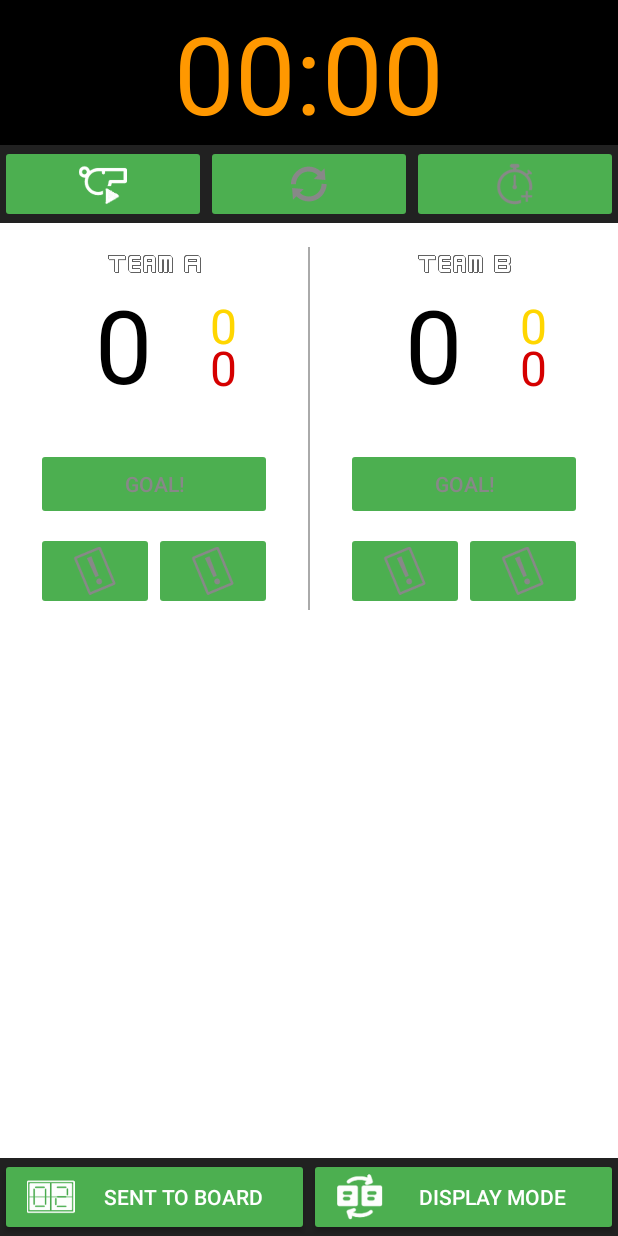
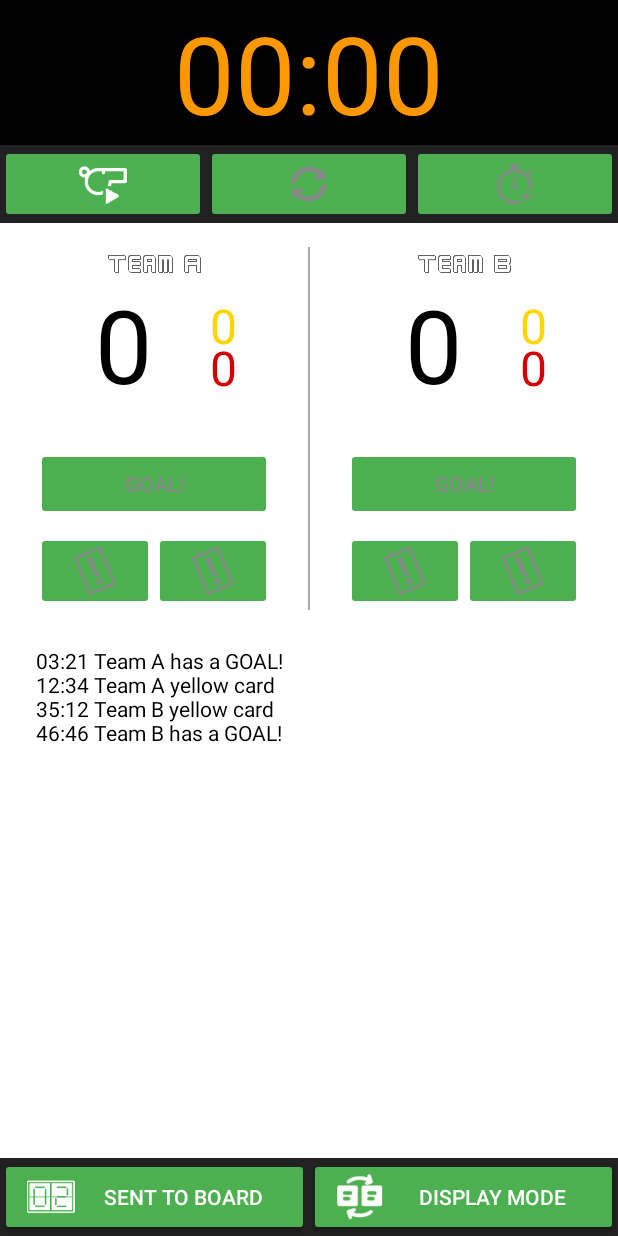
Before and after one commit to c0dexter/Football-Score-Keeper, an Android app: the screen it shows after launch (MainActivity), on a phone screen of 412 x 824 dp. Run offline under Robolectric (Android 15) with nearby library versions, the phone set to English and light mode, and no system bars; Roboto replaces fonts that are not available here; 1 statement that could not run was skipped.

Commit message:
Added horizontal view (it has to be changed in the future)

```diff
--- /dev/null
+++ b/app/src/main/res/layout-land/activity_main.xml
@@ -0,0 +1,430 @@
+<?xml version="1.0" encoding="utf-8"?>
+<RelativeLayout xmlns:android="http://schemas.android.com/apk/res/android"
+    xmlns:app="http://schemas.android.com/apk/res-auto"
+    xmlns:tools="http://schemas.android.com/tools"
+    android:id="@+id/activity_main"
+    android:layout_width="match_parent"
+    android:layout_height="match_parent"
+    android:background="@android:color/white">
+
+    <!-- MAIN LINEAR LAYOUT DIVIDING SCREEN BY 2 COLUMNS -->
+
+
+    <!-- HEADER: [STOPWATCH] | [STOPWATCH'S BUTTONS] -->
+
+    <LinearLayout
+        android:id="@+id/header"
+        android:layout_width="match_parent"
+        android:layout_height="wrap_content"
+        android:orientation="horizontal">
+
+        <TextView
+            android:id="@+id/stopwatch"
+            android:layout_width="0dp"
+            android:layout_height="wrap_content"
+            android:layout_weight="1"
+            android:background="@android:color/black"
+            android:gravity="center"
+            android:text="@string/default_stopwatch_value"
+            android:textColor="@color/colorAccent"
+            android:textSize="72sp" />
+
+
+        <!-- STOPWATCH BUUTONS -->
+        <LinearLayout
+            android:layout_width="0dp"
+            android:layout_height="match_parent"
+            android:layout_weight="1"
+            android:background="#212121"
+            android:orientation="horizontal">
+
+            <ImageButton
+                android:id="@+id/playButton"
+                android:layout_width="0dp"
+                android:layout_height="wrap_content"
+                android:layout_gravity="center"
+                android:layout_weight="1"
+                android:onClick="updateStopwatch"
+                android:tint="@android:color/background_light"
+                app:srcCompat="@drawable/whistle" />
+
+            <ImageButton
+                android:id="@+id/resetButton"
+                android:layout_width="0dp"
+                android:layout_height="wrap_content"
+                android:layout_gravity="center"
+                android:layout_weight="1"
+                android:enabled="false"
+                android:onClick="resetScoreCounters"
+                app:srcCompat="@android:drawable/ic_popup_sync" />
+
+            <ImageButton
+                android:id="@+id/addTimeButton"
+                android:layout_width="0dp"
+                android:layout_height="wrap_content"
+                android:layout_gravity="center"
+                android:layout_weight="1"
+                android:enabled="false"
+                android:tint="@android:color/background_light"
+                app:srcCompat="@drawable/stopwatchnew" />
+
+        </LinearLayout>
+
+    </LinearLayout>
+
+
+    <!-- BODY: SCORE BUTTONS [BUTTONS TEAM A] | [BUTTONS TEAM B] -->
+    <LinearLayout
+        android:layout_width="match_parent"
+        android:layout_height="match_parent"
+        android:layout_below="@id/header"
+        android:orientation="horizontal"
+        android:weightSum="2">
+
+        <!-- FIRST COLUMN START -->
+        <LinearLayout
+            android:layout_width="0dp"
+            android:layout_height="match_parent"
+            android:layout_weight="1"
+            android:orientation="vertical">
+
+            <!-- CONTENT IN 1ST COLUMN -->
+            <RelativeLayout
+                android:layout_width="match_parent"
+                android:layout_height="match_parent">
+
+                <LinearLayout
+                    android:layout_width="match_parent"
+                    android:layout_height="match_parent"
+                    android:orientation="vertical">
+
+                    <LinearLayout
+                        android:layout_width="match_parent"
+                        android:layout_height="wrap_content"
+                        android:orientation="horizontal">
+
+                        <TextView
+                            android:id="@id/team_a_name"
+                            style="@style/TeamNameTextView"
+                            android:layout_width="0dp"
+                            android:layout_height="wrap_content"
+                            android:layout_weight="1"
+                            android:gravity="center"
+                            android:text="@string/first_team" />
+
+                        <TextView
+                            android:id="@id/team_b_name"
+                            style="@style/TeamNameTextView"
+                            android:layout_width="0dp"
+                            android:layout_height="wrap_content"
+                            android:layout_weight="1"
+                            android:gravity="center"
+                            android:text="@string/second_team" />
+
+                    </LinearLayout>
+
+                    <!-- HORIZONTAL LINEAR LAYOUT FOR SCORE VIEWS DIVIDED BY 2 COLUMNS FOR TEAM A AND TEAM B-->
+                    <LinearLayout
+                        android:layout_width="match_parent"
+                        android:layout_height="wrap_content"
+                        android:orientation="horizontal">
+
+                        <!-- FIRST COLUMN: FOR SCORES TEAM A -->
+                        <LinearLayout
+                            android:layout_width="0dp"
+                            android:layout_height="wrap_content"
+                            android:layout_marginLeft="@dimen/score_margin_horizontal"
+                            android:layout_marginRight="@dimen/score_margin_horizontal"
+                            android:layout_weight="1"
+                            android:gravity="center"
+                            android:orientation="horizontal">
+
+                            <LinearLayout
+                                android:layout_width="0dp"
+                                android:layout_height="wrap_content"
+                                android:layout_weight="5"
+                                android:orientation="horizontal">
+
+                                <TextView
+                                    android:id="@+id/team_a_score"
+                                    style="@style/ScoreTextView"
+                                    android:layout_width="match_parent"
+                                    android:layout_height="wrap_content"
+                                    android:gravity="center_horizontal"
+                                    android:text="0"
+                                    android:textAlignment="center" />
+
+                            </LinearLayout>
+
+                            <RelativeLayout
+                                android:layout_width="wrap_content"
+                                android:layout_height="match_parent"
+                                android:layout_marginTop="2dp"
+                                android:layout_weight="1"
+                                android:gravity="center_vertical">
+
+                                <TextView
+                                    android:id="@+id/team_a_yellow_card"
+                                    style="@style/CardTextView"
+                                    android:layout_width="wrap_content"
+                                    android:layout_height="wrap_content"
+                                    android:text="0"
+                                    android:textColor="@color/yellowCardColor" />
+
+                                <TextView
+                                    android:id="@+id/team_a_red_card"
+                                    style="@style/CardTextView"
+                                    android:layout_width="wrap_content"
+                                    android:layout_height="wrap_content"
+                                    android:layout_marginTop="28dp"
+                                    android:text="0"
+                                    android:textColor="@color/redCardColor" />
+
+                            </RelativeLayout>
+
+                        </LinearLayout>
+
+                        <View style="@style/VerticalDivider"></View>
+
+                        <!-- PASTE SCORES VIEWS FOR TEAM B -->
+
+                        <LinearLayout
+                            android:layout_width="0dp"
+                            android:layout_height="wrap_content"
+                            android:layout_marginLeft="@dimen/score_margin_horizontal"
+                            android:layout_marginRight="@dimen/score_margin_horizontal"
+                            android:layout_weight="1"
+                            android:gravity="center"
+                            android:orientation="horizontal">
+
+                            <LinearLayout
+                                android:layout_width="0dp"
+                                android:layout_height="wrap_content"
+                                android:layout_weight="5"
+                                android:orientation="horizontal">
+
+                                <TextView
+                                    android:id="@+id/team_b_score"
+                                    style="@style/ScoreTextView"
+                                    android:layout_width="match_parent"
+                                    android:layout_height="wrap_content"
+                                    android:gravity="center_horizontal"
+                                    android:text="0"
+                                    android:textAlignment="center" />
+
+                            </LinearLayout>
+
+                            <RelativeLayout
+                                android:layout_width="wrap_content"
+                                android:layout_height="match_parent"
+                                android:layout_marginTop="2dp"
+                                android:layout_weight="1"
+                                android:gravity="center_vertical">
+
+                                <TextView
+                                    android:id="@+id/team_b_yellow_card"
+                                    style="@style/CardTextView"
+                                    android:layout_width="wrap_content"
+                                    android:layout_height="wrap_content"
+                                    android:text="0"
+                                    android:textColor="@color/yellowCardColor" />
+
+                                <TextView
+                                    android:id="@+id/team_b_red_card"
+                                    style="@style/CardTextView"
+                                    android:layout_width="wrap_content"
+                                    android:layout_height="wrap_content"
+                                    android:layout_marginTop="28dp"
+                                    android:text="0"
+                                    android:textColor="@color/redCardColor" />
+
+                            </RelativeLayout>
+
+                        </LinearLayout>
+
+                    </LinearLayout>
+
+                </LinearLayout>
+
+            </RelativeLayout>
+
+        </LinearLayout>
+        <!-- END OF LEFT COLUMN -->
+
+        <View style="@style/VerticalDividerForLandscapeView"></View>
+
+        <!-- START RIGHT COLUMN -->
+        <LinearLayout
+            android:layout_width="0dp"
+            android:layout_height="match_parent"
+            android:layout_weight="1"
+            android:orientation="vertical">
+
+            <!-- CONTENT IN 2ND COLUMN -->
+
+            <!-- PUT HERE HORIZONTAL LINEAR LAYOUT FOR SCORE BUTTONS -->
+
+            <LinearLayout
+                android:layout_width="match_parent"
+                android:layout_height="wrap_content"
+                android:orientation="horizontal">
+
+                !-- PUT HERE BUTTONS FOR [TEAM A] || [TEAM B] IN HORIZONTAL LINEAR LAYOUT -->
+
+                <!-- TEAM A -->
+                <LinearLayout
+                    android:layout_width="0dp"
+                    android:layout_height="match_parent"
+                    android:layout_weight="1"
+                    android:orientation="vertical"
+                    tools:context="com.example.android.courtcounter.MainActivity">
+
+                    <TextView
+                        android:id="@id/team_a_name"
+                        style="@style/TeamNameTextView"
+                        android:layout_width="match_parent"
+                        android:layout_height="wrap_content"
+                        android:gravity="center"
+                        android:text="@string/first_team" />
+
+                    <Button
+                        android:id="@+id/goalForTeamAButton"
+                        style="@style/scoreButtons"
+                        android:layout_width="match_parent"
+                        android:layout_height="wrap_content"
+                        android:enabled="false"
+                        android:onClick="addOnePointsForTeamA"
+                        android:text="@string/goal_button"
+                        android:textAllCaps="true" />
+
+                    <LinearLayout
+                        android:layout_width="match_parent"
+                        android:layout_height="wrap_content"
+                        android:layout_marginLeft="@dimen/score_button_margin_horizontal"
+                        android:layout_marginRight="@dimen/score_button_margin_horizontal"
+                        android:orientation="horizontal">
+
+                        <ImageButton
+                            android:id="@+id/yellow_card_add_button_team_a"
+                            android:layout_width="0dp"
+                            android:layout_height="wrap_content"
+                            android:layout_weight="1"
+                            android:enabled="false"
+                            android:onClick="addOneYellowCardForTeamA"
+                            android:tint="@color/yellowCardColor"
+                            app:srcCompat="@drawable/card" />
+
+                        <ImageButton
+                            android:id="@+id/red_card_add_button_team_a"
+                            android:layout_width="0dp"
+                            android:layout_height="wrap_content"
+                            android:layout_weight="1"
+                            android:enabled="false"
+                            android:onClick="addOneRedCardForTeamA"
+                            android:tint="@color/redCardColor"
+                            app:srcCompat="@drawable/card" />
+
+                    </LinearLayout>
+
+                </LinearLayout>
+
+                <!-- TEAM B -->
+                <LinearLayout
+                    android:layout_width="0dp"
+                    android:layout_height="match_parent"
+                    android:layout_weight="1"
+                    android:orientation="vertical"
+                    tools:context="com.example.android.courtcounter.MainActivity">
+
+                    <TextView
+                        android:id="@id/team_b_name"
+                        style="@style/TeamNameTextView"
+                        android:layout_width="match_parent"
+                        android:layout_height="wrap_content"
+                        android:gravity="center"
+                        android:text="@string/second_team" />
+
+                    <!-- OLD: SCORES FOR TEAM B -->
+
+                    <Button
+                        android:id="@+id/goalForTeamBButton"
+                        style="@style/scoreButtons"
+                        android:layout_width="match_parent"
+                        android:layout_height="wrap_content"
+                        android:enabled="false"
+                        android:onClick="addOnePointsForTeamB"
+                        android:text="@string/goal_button"
+                        android:textAllCaps="true" />
+
+                    <LinearLayout
+                        android:layout_width="match_parent"
+                        android:layout_height="wrap_content"
+                        android:layout_marginLeft="@dimen/score_button_margin_horizontal"
+                        android:layout_marginRight="@dimen/score_button_margin_horizontal"
+                        android:orientation="horizontal">
+
+                        <ImageButton
+                            android:id="@+id/yellow_card_add_button_team_b"
+                            android:layout_width="0dp"
+                            android:layout_height="wrap_content"
+                            android:layout_weight="1"
+                            android:enabled="false"
+                            android:onClick="addOneYellowCardForTeamB"
+                            android:tint="@color/yellowCardColor"
+                            app:srcCompat="@drawable/card" />
+
+                        <ImageButton
+                            android:id="@+id/red_card_add_button_team_b"
+                            android:layout_width="0dp"
+                            android:layout_height="wrap_content"
+                            android:layout_weight="1"
+                            android:enabled="false"
+                            android:onClick="addOneRedCardForTeamB"
+                            android:tint="@color/redCardColor"
+                            app:srcCompat="@drawable/card" />
+
+                    </LinearLayout>
+
+                </LinearLayout>
+
+            </LinearLayout>
+
+            <RelativeLayout
+                android:layout_width="match_parent"
+                android:layout_height="match_parent">
+
+                <LinearLayout
+                    android:id="@+id/btOptionsPanel"
+                    android:layout_width="match_parent"
+                    android:layout_height="wrap_content"
+                    android:layout_alignParentBottom="true"
+                    android:background="#212121"
+                    android:orientation="horizontal">
+
+                    <Button
+                        android:id="@+id/sentToScoreBoardButton"
+                        android:layout_width="match_parent"
+                        android:layout_height="wrap_content"
+                        android:layout_weight="1"
+                        android:drawableLeft="@drawable/sent_to_board"
+                        android:gravity="center"
+                        android:paddingLeft="18dp"
+                        android:text="SENT TO BOARD" />
+
+                    <Button
+                        android:id="@+id/switchViewOnTheScoreBoard"
+                        android:layout_width="match_parent"
+                        android:layout_height="wrap_content"
+                        android:layout_weight="1"
+                        android:drawableLeft="@drawable/switch_display_option"
+                        android:paddingLeft="18dp"
+                        android:text="DISPLAY MODE" />
+                </LinearLayout>
+
+            </RelativeLayout>
+
+        </LinearLayout>
+
+    </LinearLayout>
+
+</RelativeLayout>
--- a/app/src/main/res/layout/activity_main.xml
+++ b/app/src/main/res/layout/activity_main.xml
@@ -303,21 +303,29 @@
                 </LinearLayout>
             </LinearLayout>
         </LinearLayout>
-    </LinearLayout>
 
         <!-- TODO: make scrollable Textview for displaying actions-->
 
         <LinearLayout
             android:layout_width="match_parent"
             android:layout_height="wrap_content"
-        android:layout_alignBottom="@id/mainLinearLayout">
+            android:layout_alignBottom="@id/mainLinearLayout"
+            android:layout_margin="@dimen/score_button_margin_horizontal">
+
+            <ScrollView
+                android:layout_width="match_parent"
+                android:layout_height="wrap_content">
 
                 <TextView
-            android:layout_width="wrap_content"
+                    android:layout_width="match_parent"
                     android:layout_height="wrap_content"
+                    android:text="03:21 Team A has a GOAL!\n12:34 Team A yellow card\n35:12 Team B yellow card\n46:46 Team B has a GOAL!"
                     android:textColor="@android:color/black" />
+            </ScrollView>
+        </LinearLayout>
 
     </LinearLayout>
+
 
     <LinearLayout
         android:id="@+id/btOptionsPanel"
--- a/app/src/main/res/values/styles.xml
+++ b/app/src/main/res/values/styles.xml
@@ -30,6 +30,12 @@
         <item name="android:layout_height">match_parent</item>
     </style>
 
+    <style name="VerticalDividerForLandscapeView">
+        <item name="android:background">@android:color/darker_gray</item>
+        <item name="android:layout_width">@dimen/dividers_thickness</item>
+        <item name="android:layout_height">match_parent</item>
+    </style>
+
     <style name="scoreButtons">
         <item name="android:layout_marginLeft">@dimen/score_button_margin_horizontal</item>
         <item name="android:layout_marginRight">@dimen/score_button_margin_horizontal</item>
```
Lines whose indentation alone changed are shown as unchanged.
